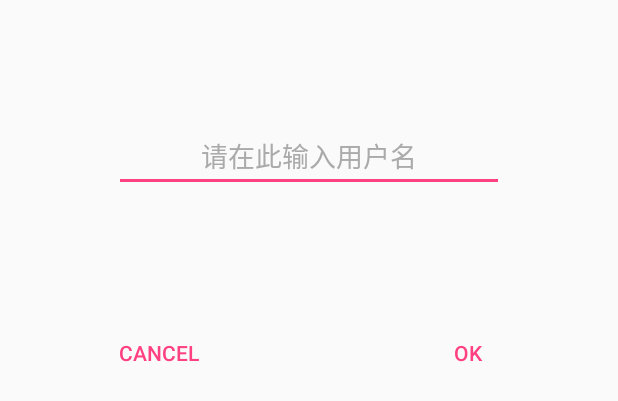
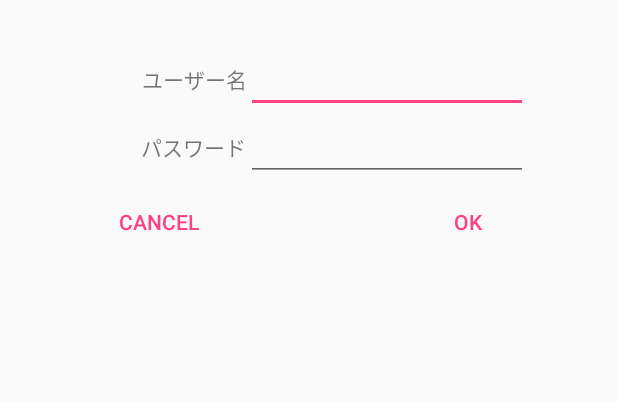
Before and after one commit to HLYS0625/-BOOM-Jigsaw, an Android app: the layout custom_dialog.xml on its own in the app's theme, with its tools: preview values and no code run, on a phone screen of 412 x 824 dp. Shown: the top 401 px of the screen. Run offline under Robolectric (Android 15) with nearby library versions, the light colour scheme and no system bars.

Commit message:
使用文件方式存储用户名，并完成了只有登录用户才能进行游戏。 添加密码校验，查验了登录密码正确才可以登录 修改README中第十点『增加注册用户』为已完成

```diff
--- a/app/src/main/java/com/cugb/xiaob/mozaiku/detailedPage.java
+++ b/app/src/main/java/com/cugb/xiaob/mozaiku/detailedPage.java
@@ -96,9 +96,9 @@ public class detailedPage extends AppCompatActivity implements View.OnClickListe
     MediaPlayer player = null;
     //游戏开始时间
     int costTime;
+
     //自动完成的步骤
     int[] zidong;
-
     //分别代表左、上、右、下四个移动方向的操作数
     private final int UP = 0;
     private final int DOWN = 2;
--- a/app/src/main/res/layout/custom_dialog.xml
+++ b/app/src/main/res/layout/custom_dialog.xml
@@ -6,19 +6,53 @@
     android:layout_height="match_parent">
 
     <LinearLayout
-        android:layout_width="wrap_content"
+        android:layout_width="fill_parent"
         android:layout_height="wrap_content"
         android:orientation="vertical">
 
-        <EditText
-            android:id="@+id/nameText"
-            android:layout_width="260dp"
+        <LinearLayout
+            android:layout_width="match_parent"
             android:layout_height="wrap_content"
-            android:layout_gravity="center"
-            android:layout_margin="80dp"
-            android:hint="@string/name_hint"
-            android:textColorHint="@color/gray"
-            android:gravity="center"/>
+            android:layout_marginTop="30dp">
+            <TextView
+                android:layout_width="wrap_content"
+                android:layout_height="wrap_content"
+                android:text="@string/username"
+                android:gravity="right"
+                android:layout_gravity="center"
+                android:layout_weight="1"/>
+            <EditText
+                android:id="@+id/nameText"
+                android:layout_width="0dp"
+                android:layout_height="wrap_content"
+                android:layout_gravity="left"
+                android:layout_marginRight="60dp"
+                android:gravity="center"
+                android:layout_weight="2"/>
+        </LinearLayout>
+
+        <LinearLayout
+            android:layout_width="match_parent"
+            android:layout_height="wrap_content">
+            <TextView
+                android:layout_width="wrap_content"
+                android:layout_height="wrap_content"
+                android:text="@string/password"
+                android:gravity="right"
+                android:layout_gravity="center"
+                android:layout_weight="1"/>
+            <EditText
+                android:id="@+id/passwordText"
+                android:layout_width="0dp"
+                android:layout_height="wrap_content"
+                android:layout_gravity="left"
+                android:layout_marginRight="60dp"
+                android:gravity="center"
+                android:layout_weight="2"
+                android:inputType="textPassword"
+                />
+        </LinearLayout>
+
 
         <LinearLayout
             android:layout_width="fill_parent"
--- a/app/src/main/res/values/strings.xml
+++ b/app/src/main/res/values/strings.xml
@@ -42,8 +42,13 @@
     <string name="unComplete">敬请期待</string>
     <string name="helpMsg">一つのピクチャーを選びなさい。そして難易度を選択して 、ゲームを始めましょう。</string>
     <string name="OK">OK</string>
+    <string name="cancel">cancel</string>
     <string name="costTime">\n\n時間は %1$d 分 %2$d 秒です</string>
-    <string name="name_hint">请在此输入用户名</string>
+    <string name="name_hint">ユーザー名を入力</string>
+    <string name="pw_hint">パスワードを入力</string>
+    <string name="username">ユーザー名</string>
+    <string name="password">パスワード</string>
+    <string name="wrong_nm">このユーザー名はありません…\n新しいのインフォをセーフして、必要ですか？</string>
 
 
 
```
Also changed, not shown: app/src/main/java/com/cugb/xiaob/mozaiku/MainActivity.java (+46 -22 lines), 1 other file.
